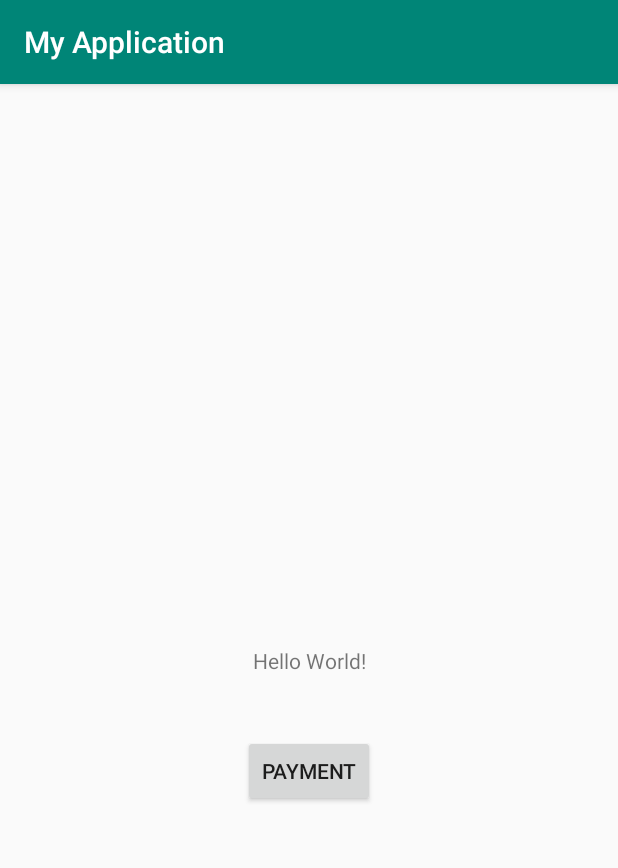
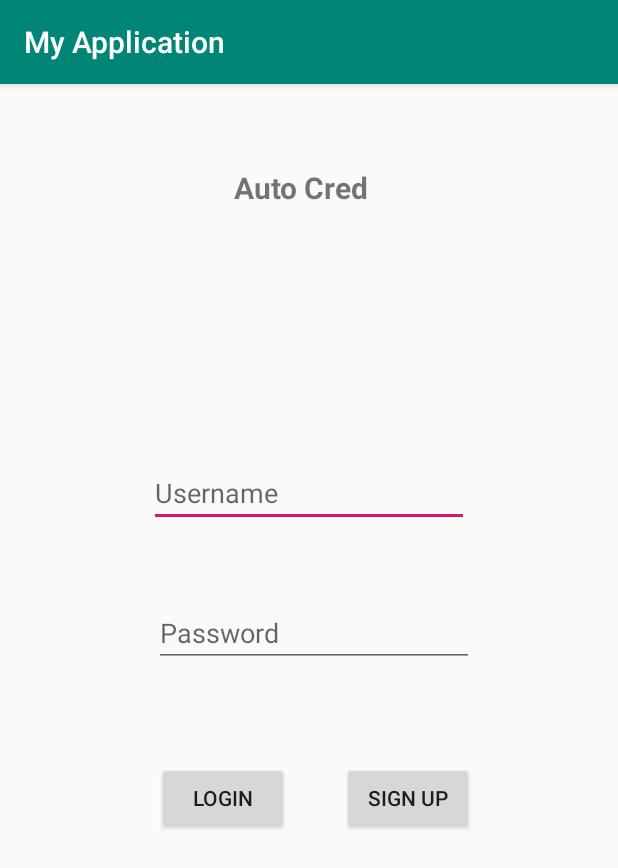
Before and after one commit to finalCall/AutoCred, an Android app: the screen it shows after launch (MainActivity), on a phone screen of 412 x 824 dp. Shown: the top 868 px of the screen. Run offline under Robolectric (Android 15) with nearby library versions, the phone set to English and light mode, and no system bars.

Commit message:
Homescreen workaround, Add Payment Page

```diff
--- a/app/build.gradle
+++ b/app/build.gradle
@@ -26,5 +26,5 @@ dependencies {
     testImplementation 'junit:junit:4.12'
     androidTestImplementation 'androidx.test.ext:junit:1.1.0'
     androidTestImplementation 'androidx.test.espresso:espresso-core:3.1.1'
-    compile 'co.aenterhy:toggleswitch:1.0.0'
+    implementation 'co.aenterhy:toggleswitch:1.0.0'
 }
--- a/app/src/main/AndroidManifest.xml
+++ b/app/src/main/AndroidManifest.xml
@@ -9,7 +9,9 @@
         android:roundIcon="@mipmap/ic_launcher_round"
         android:supportsRtl="true"
         android:theme="@style/AppTheme">
-        <activity android:name=".paySpinner"></activity>
+        <activity android:name=".recieveActivity"></activity>
+        <activity android:name=".payActivity" />
+        <activity android:name=".paySpinner" />
         <activity android:name=".MainActivity">
             <intent-filter>
                 <action android:name="android.intent.action.MAIN" />
--- a/app/src/main/java/com/dhruv/app/MainActivity.java
+++ b/app/src/main/java/com/dhruv/app/MainActivity.java
@@ -14,8 +14,10 @@ public class MainActivity extends AppCompatActivity {
         super.onCreate(savedInstanceState);
         setContentView(R.layout.activity_main);
 
-        Button submit = (Button) findViewById(R.id.submit);
-        submit.setOnClickListener(new View.OnClickListener()
+        Button loginbtn = (Button) findViewById(R.id.loginbtn);
+        Button signupbtn = (Button) findViewById(R.id.signbtn);
+
+        loginbtn.setOnClickListener(new View.OnClickListener()
         {
             @Override
             public void onClick(View v)
@@ -24,5 +26,13 @@ public class MainActivity extends AppCompatActivity {
                 startActivity(i);
             }
         });
+
+        signupbtn.setOnClickListener(new View.OnClickListener() {
+            @Override
+            public void onClick(View v) {
+                Intent i = new Intent(getApplicationContext(),paySpinner.class);
+                startActivity(i);
+            }
+        });
     }
 }
--- a/app/src/main/java/com/dhruv/app/paySpinner.java
+++ b/app/src/main/java/com/dhruv/app/paySpinner.java
@@ -2,6 +2,7 @@ package com.dhruv.app;
 
 import androidx.appcompat.app.AppCompatActivity;
 
+import android.content.Intent;
 import android.os.Bundle;
 import android.widget.Toast;
 
@@ -19,11 +20,15 @@ public class paySpinner extends AppCompatActivity {
             @Override
             public void toggledUp() {
                 Toast.makeText(getApplicationContext(),"Pay", Toast.LENGTH_SHORT).show();
+                Intent i = new Intent(getApplicationContext(),payActivity.class);
+                startActivity(i);
             }
 
             @Override
             public void toggledDown() {
                 Toast.makeText(getApplicationContext(),"Recieve", Toast.LENGTH_SHORT).show();
+                Intent i = new Intent(getApplicationContext(),recieveActivity.class);
+                startActivity(i);
             }
         });
     }
--- a/app/src/main/res/layout/activity_main.xml
+++ b/app/src/main/res/layout/activity_main.xml
@@ -6,24 +6,59 @@
     android:layout_height="match_parent"
     tools:context=".MainActivity">
 
-    <TextView
-        android:id="@+id/textView"
+
+    <Button
+        android:id="@+id/loginbtn"
         android:layout_width="wrap_content"
         android:layout_height="wrap_content"
-        android:text="Hello World!"
+        android:layout_marginEnd="35dp"
+        android:layout_marginBottom="268dp"
+        android:text="Login"
         app:layout_constraintBottom_toBottomOf="parent"
-        app:layout_constraintLeft_toLeftOf="parent"
-        app:layout_constraintRight_toRightOf="parent"
+        app:layout_constraintEnd_toStartOf="@+id/signbtn" />
+
+    <TextView
+        android:id="@+id/textView3"
+        android:layout_width="100dp"
+        android:layout_height="46dp"
+        android:layout_marginTop="55dp"
+        android:text="Auto Cred"
+        android:textSize="20sp"
+        android:textStyle="bold"
+        app:layout_constraintEnd_toEndOf="parent"
+        app:layout_constraintStart_toStartOf="parent"
         app:layout_constraintTop_toTopOf="parent" />
 
     <Button
-        android:id="@+id/submit"
+        android:id="@+id/signbtn"
         android:layout_width="wrap_content"
         android:layout_height="wrap_content"
-        android:layout_marginTop="40dp"
-        android:text="Payment"
+        android:text="Sign Up"
+        app:layout_constraintBaseline_toBaselineOf="@+id/loginbtn"
+        app:layout_constraintEnd_toEndOf="@+id/userPassword" />
+
+    <EditText
+        android:id="@+id/userName"
+        android:layout_width="wrap_content"
+        android:layout_height="wrap_content"
+        android:layout_marginBottom="48dp"
+        android:ems="10"
+        android:inputType="textPersonName"
+        android:hint="Username"
+        app:layout_constraintBottom_toTopOf="@+id/userPassword"
         app:layout_constraintEnd_toEndOf="parent"
-        app:layout_constraintStart_toStartOf="parent"
-        app:layout_constraintTop_toBottomOf="@+id/textView" />
+        app:layout_constraintStart_toStartOf="parent" />
+
+    <EditText
+        android:id="@+id/userPassword"
+        android:layout_width="wrap_content"
+        android:layout_height="wrap_content"
+        android:layout_marginStart="3dp"
+        android:layout_marginBottom="63dp"
+        android:ems="10"
+        android:inputType="textPassword"
+        android:hint="Password"
+        app:layout_constraintBottom_toTopOf="@+id/signbtn"
+        app:layout_constraintStart_toStartOf="@+id/userName" />
 
 </androidx.constraintlayout.widget.ConstraintLayout>
```
Also changed, not shown: app/src/main/java/com/dhruv/app/payActivity.java (added, +14 -0 lines), app/src/main/java/com/dhruv/app/recieveActivity.java (added, +14 -0 lines), app/src/main/res/layout/activity_pay.xml (added, +56 -0 lines), app/src/main/res/layout/activity_recieve.xml (added, +9 -0 lines).
